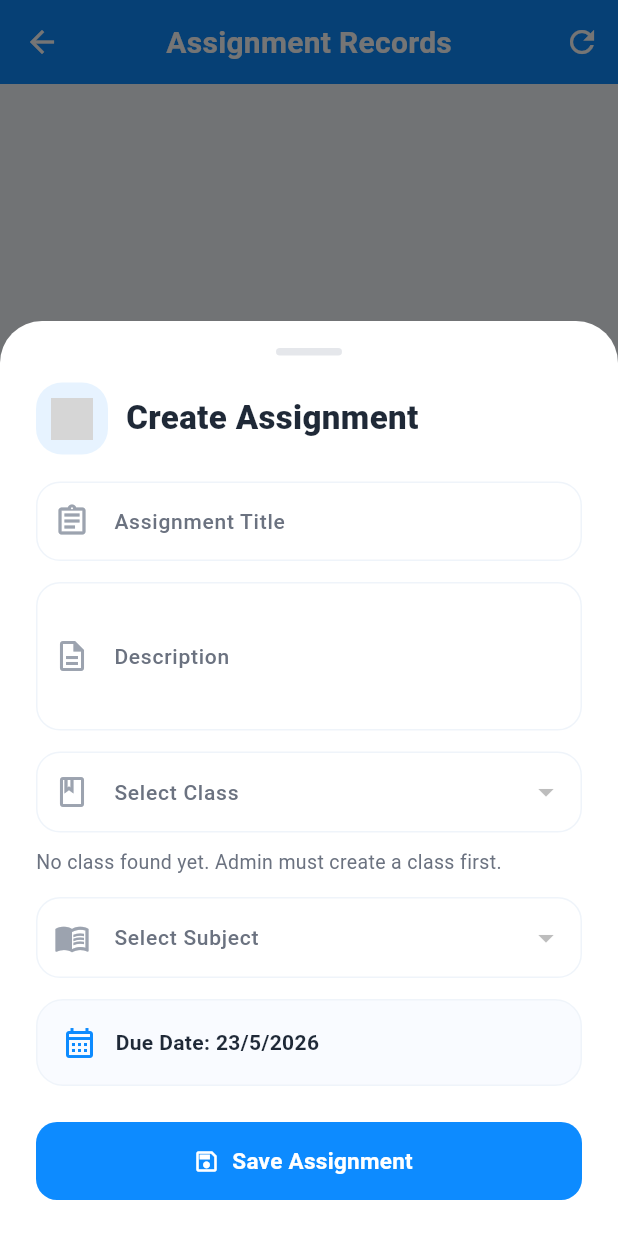
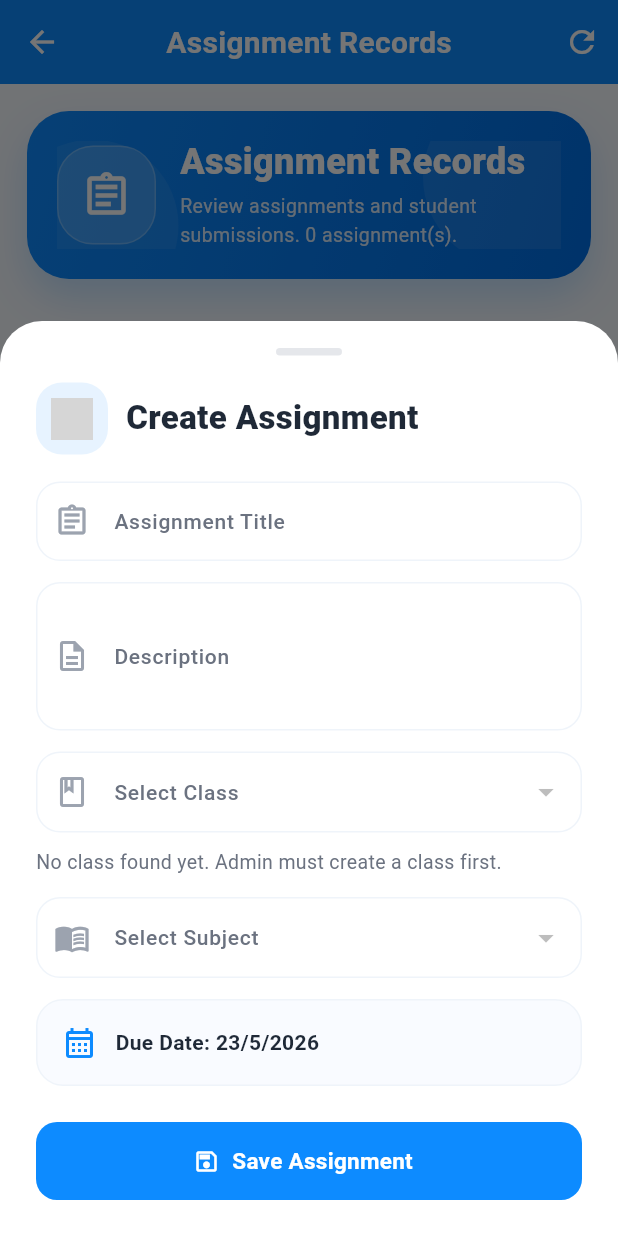
Before and after one commit to 248World/wise_school, a Flutter app: the AssignmentsScreen screen opened directly, after a tap on "Add Assignment", on a phone screen of 412 x 824 dp. Run offline on Flutter 3.47's test engine with Material 3 defaults, Android fonts, the phone set to English and light mode, and no system bars; our stand-ins replace cloud_firestore, firebase_auth, firebase_core; accounts and stored records are empty; grey boxes are pictures that could not be loaded.

Commit message:
Improve assignments screen scope and overflow safety

```diff
--- a/lib/screens/teacher/assignments_screen.dart
+++ b/lib/screens/teacher/assignments_screen.dart
@@ -70,7 +70,7 @@ class _AssignmentsScreenState extends State<AssignmentsScreen> {
     try {
       final authProvider = context.read<AuthProvider>();
 
-      currentRole = authProvider.role ?? widget.role;
+      currentRole = widget.role.isNotEmpty ? widget.role : (authProvider.role ?? 'Student');
       currentUserId = authProvider.userId ?? '';
       currentUserName = authProvider.fullName ?? currentRole;
 
@@ -127,8 +127,8 @@ class _AssignmentsScreenState extends State<AssignmentsScreen> {
 
     if (currentRole == 'Teacher') {
       classes = loadedClasses.where((schoolClass) {
-        final teacherId = schoolClass['teacherId'] ?? '';
-        final teacherName = schoolClass['teacherName'] ?? '';
+        final teacherId = (schoolClass['teacherId'] ?? '').toString();
+        final teacherName = (schoolClass['teacherName'] ?? '').toString();
 
         return teacherId == currentUserId || teacherName == currentUserName;
       }).toList();
@@ -136,18 +136,9 @@ class _AssignmentsScreenState extends State<AssignmentsScreen> {
       classes = loadedClasses;
     }
 
-    QuerySnapshot<Map<String, dynamic>> assignmentsSnapshot;
-
-    if (currentRole == 'Teacher') {
-      assignmentsSnapshot = await firestore
-          .collection('assignments')
-          .where('teacherId', isEqualTo: currentUserId)
-          .get();
-    } else {
-      assignmentsSnapshot = await firestore.collection('assignments').get();
-    }
-
-    assignments = assignmentsSnapshot.docs.map((doc) {
+    final assignmentsSnapshot = await firestore.collection('assignments').get();
+
+    final loadedAssignments = assignmentsSnapshot.docs.map((doc) {
       final data = doc.data();
 
       return {
@@ -166,6 +157,22 @@ class _AssignmentsScreenState extends State<AssignmentsScreen> {
       };
     }).toList();
 
+    if (currentRole == 'Teacher') {
+      final assignedClassIds = classes.map((item) => item['id']).toSet();
+
+      assignments = loadedAssignments.where((assignment) {
+        final teacherId = (assignment['teacherId'] ?? '').toString();
+        final teacherName = (assignment['teacherName'] ?? '').toString();
+        final classId = (assignment['classId'] ?? '').toString();
+
+        return teacherId == currentUserId ||
+            teacherName == currentUserName ||
+            assignedClassIds.contains(classId);
+      }).toList();
+    } else {
+      assignments = loadedAssignments;
+    }
+
     sortAssignments();
   }
 
@@ -900,6 +907,9 @@ class _AssignmentsScreenState extends State<AssignmentsScreen> {
     required Color color,
   }) {
     return Container(
+      constraints: const BoxConstraints(
+        maxWidth: 190,
+      ),
       padding: const EdgeInsets.symmetric(horizontal: 10, vertical: 7),
       decoration: BoxDecoration(
         color: color.withValues(alpha: 0.10),
@@ -1324,6 +1334,8 @@ class _AssignmentsScreenState extends State<AssignmentsScreen> {
                       Expanded(
                         child: Text(
                           assignment['title'] ?? 'Assignment Records',
+                          maxLines: 2,
+                          overflow: TextOverflow.ellipsis,
                           style: const TextStyle(
                             fontSize: 21,
                             fontWeight: FontWeight.w900,
@@ -1463,6 +1475,8 @@ class _AssignmentsScreenState extends State<AssignmentsScreen> {
           padding: const EdgeInsets.only(top: 8),
           child: Text(
             '${child['fullName']}: ${submitted ? 'Submitted' : 'Pending'}',
+            maxLines: 1,
+            overflow: TextOverflow.ellipsis,
             style: TextStyle(
               color: submitted ? AppColors.softGreen : AppColors.danger,
               fontWeight: FontWeight.bold,
@@ -1532,6 +1546,9 @@ class _AssignmentsScreenState extends State<AssignmentsScreen> {
                 ),
               ),
             ),
+            Column(
+              crossAxisAlignment: CrossAxisAlignment.start,
+              children: [
                 Row(
                   crossAxisAlignment: CrossAxisAlignment.start,
                   children: [
@@ -1548,6 +1565,8 @@ class _AssignmentsScreenState extends State<AssignmentsScreen> {
                         children: [
                           Text(
                             title,
+                            maxLines: 2,
+                            overflow: TextOverflow.ellipsis,
                             style: const TextStyle(
                               fontSize: 17,
                               fontWeight: FontWeight.w900,
@@ -1561,8 +1580,9 @@ class _AssignmentsScreenState extends State<AssignmentsScreen> {
                             runSpacing: 8,
                             children: [
                               smallStatusChip(
-                            text:
-                                subjectName.isEmpty ? 'No subject' : subjectName,
+                                text: subjectName.isEmpty
+                                    ? 'No subject'
+                                    : subjectName,
                                 color: AppColors.primaryBlue,
                               ),
                               smallStatusChip(
@@ -1571,7 +1591,12 @@ class _AssignmentsScreenState extends State<AssignmentsScreen> {
                               ),
                             ],
                           ),
-                      const SizedBox(height: 10),
+                        ],
+                      ),
+                    ),
+                  ],
+                ),
+                const SizedBox(height: 12),
                 if (className.toString().isNotEmpty)
                   detailLine(
                     icon: Icons.class_outlined,
@@ -1593,6 +1618,8 @@ class _AssignmentsScreenState extends State<AssignmentsScreen> {
                   const SizedBox(height: 10),
                   Text(
                     description,
+                    maxLines: 5,
+                    overflow: TextOverflow.ellipsis,
                     style: const TextStyle(
                       color: AppColors.textDark,
                       height: 1.45,
@@ -1605,6 +1632,7 @@ class _AssignmentsScreenState extends State<AssignmentsScreen> {
                   const SizedBox(height: 10),
                   SizedBox(
                     height: 44,
+                    width: double.infinity,
                     child: ElevatedButton.icon(
                       onPressed: () async {
                         final updated = await Navigator.push<bool>(
@@ -1636,8 +1664,7 @@ class _AssignmentsScreenState extends State<AssignmentsScreen> {
                   ),
                 ],
                 if (isParent) parentProgressWidget(assignment),
-                      if (canCreateAssignment)
-                        adminTeacherProgressWidget(assignment),
+                if (canCreateAssignment) adminTeacherProgressWidget(assignment),
                 if (canCreateAssignment) ...[
                   const SizedBox(height: 10),
                   Wrap(
@@ -1676,9 +1703,6 @@ class _AssignmentsScreenState extends State<AssignmentsScreen> {
                     ],
                   ),
                 ],
-                    ],
-                  ),
-                ),
               ],
             ),
           ],
@@ -1799,29 +1823,47 @@ class _AssignmentsScreenState extends State<AssignmentsScreen> {
                       ),
                     ),
                   )
-                : assignments.isEmpty
-                    ? emptyState()
                 : RefreshIndicator(
                     onRefresh: loadInitialData,
-                        child: ListView.separated(
+                    child: CustomScrollView(
+                      slivers: [
+                        SliverPadding(
+                          padding: const EdgeInsets.fromLTRB(18, 18, 18, 0),
+                          sliver: SliverToBoxAdapter(
+                            child: headerCard(),
+                          ),
+                        ),
+                        if (assignments.isEmpty)
+                          SliverFillRemaining(
+                            hasScrollBody: false,
+                            child: emptyState(),
+                          )
+                        else
+                          SliverPadding(
                             padding: const EdgeInsets.fromLTRB(18, 18, 18, 90),
-                          itemCount: assignments.length + 1,
-                          separatorBuilder: (context, index) {
+                            sliver: SliverList(
+                              delegate: SliverChildBuilderDelegate(
+                                (context, index) {
+                                  final assignmentIndex = index ~/ 2;
+
+                                  if (index.isOdd) {
                                     return const SizedBox(height: 12);
-                          },
-                          itemBuilder: (context, index) {
-                            if (index == 0) {
-                              return Padding(
-                                padding: const EdgeInsets.only(bottom: 12),
-                                child: headerCard(),
-                              );
-                            }
-
-                            return assignmentCard(assignments[index - 1]);
-                          },
-                        ),
-                      ),
-      ),
-    );
-  }
-}
+                                  }
+
+                                  return assignmentCard(
+                                    assignments[assignmentIndex],
+                                  );
+                                },
+                                childCount: assignments.isEmpty
+                                    ? 0
+                                    : (assignments.length * 2) - 1,
+                              ),
+                            ),
+                          ),
+                      ],
+                    ),
+                  ),
+      ),
+    );
+  }
+}
```
Lines whose indentation alone changed are shown as unchanged.
